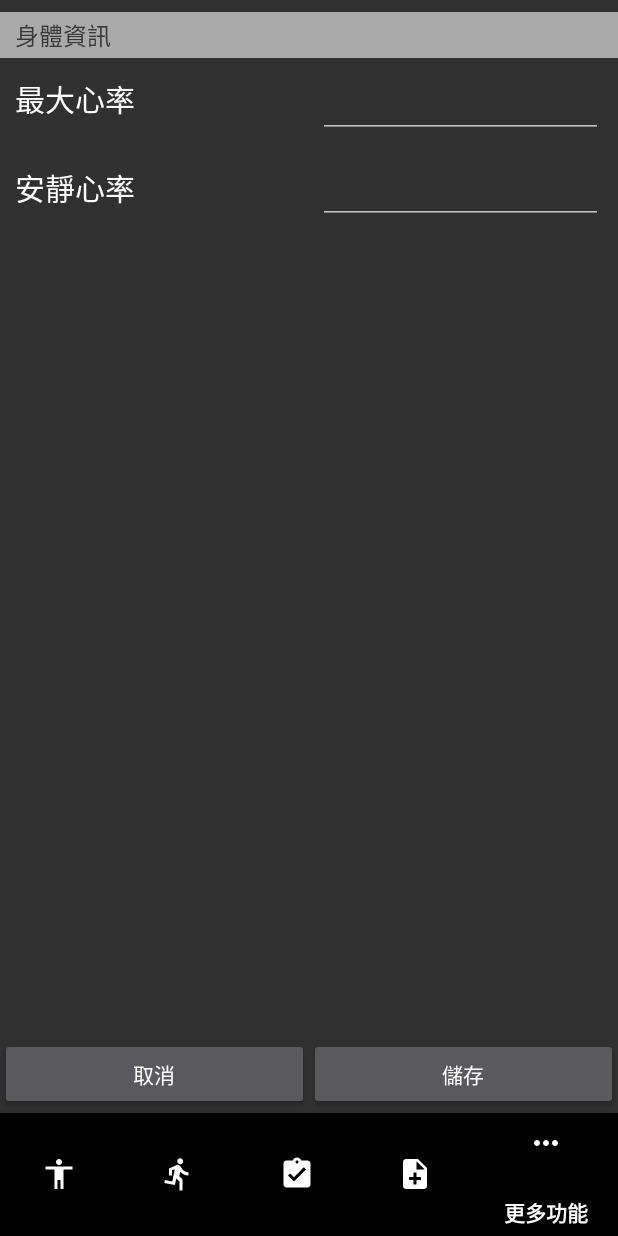
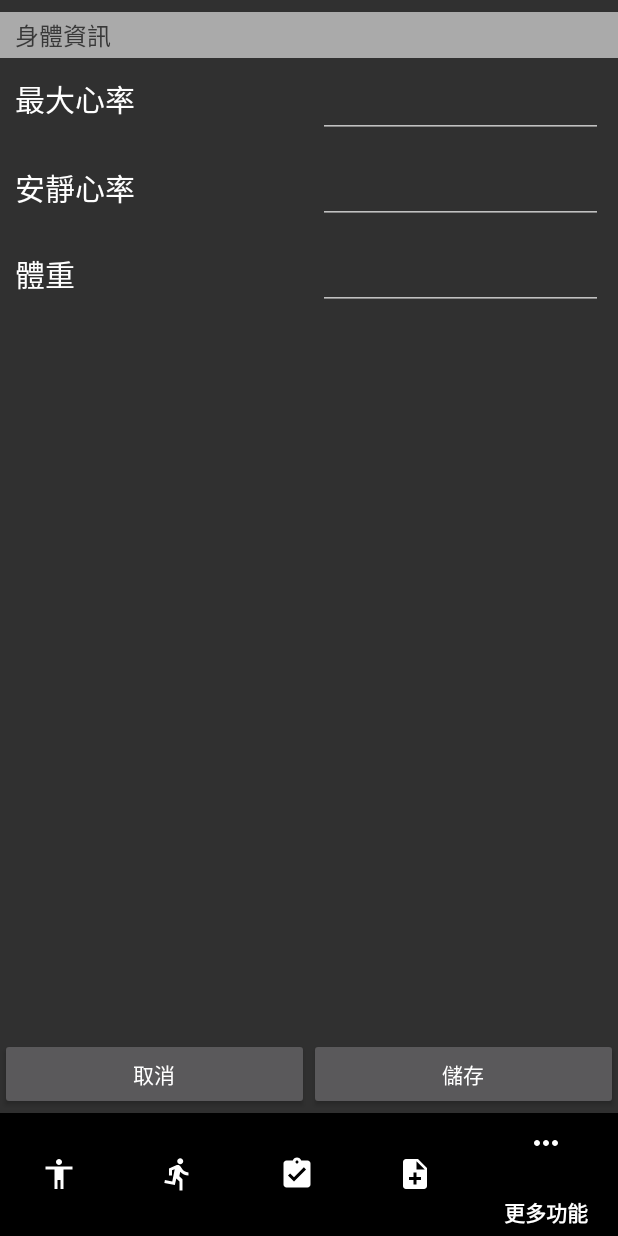
Before and after one commit to ideasiii/WheelpieDemo, an Android app: the SettingActivity screen opened directly, with no data from a screen before it, on a phone screen of 412 x 824 dp. Run offline under Robolectric (Android 15) with nearby library versions, the light colour scheme and no system bars; libraries missing offline, so code that uses them is left out: org.iii.more.

Commit message:
調整 SettingActivity個人設定頁，增加體重設定

```diff
--- a/app/src/main/java/org/iii/wheelpiedemo/setting/response/PhysicalInfo.java
+++ b/app/src/main/java/org/iii/wheelpiedemo/setting/response/PhysicalInfo.java
@@ -6,11 +6,13 @@ import org.json.JSONObject;
 public class PhysicalInfo {
     private int maxHeartRate;
     private int restHeartRate;
+    private int weight;
 
     public PhysicalInfo(JSONObject response) {
         if (response != null) {
             this.maxHeartRate = response.optInt("maxHeartRate");
             this.restHeartRate = response.optInt("restHeartRate");
+            this.weight = response.optInt("weight");
         }
     }
 
@@ -20,6 +22,10 @@ public class PhysicalInfo {
 
     public int getRestHeartRate() {
         return restHeartRate;
+    }
+
+    public int getWeight() {
+        return weight;
     }
 
     static public PhysicalInfo parseResponse (String apiResponse) {
--- a/app/src/main/res/layout/activity_setting.xml
+++ b/app/src/main/res/layout/activity_setting.xml
@@ -107,6 +107,38 @@
                 <!--android:focusable="false"-->
             </TableRow>
 
+            <TableRow
+                android:layout_width="match_parent"
+                android:layout_height="wrap_content"
+                android:layout_marginTop="12dp">
+
+                <TextView
+                    android:id="@+id/title_weight"
+                    android:layout_width="136dp"
+                    android:layout_height="38dp"
+                    android:layout_marginLeft="10dp"
+                    android:layout_weight="1"
+                    android:gravity="center_vertical"
+                    android:text="體重"
+                    android:textAppearance="@style/TextAppearance.AppCompat.Title"
+                    tools:layout_editor_absoluteX="8dp"
+                    tools:layout_editor_absoluteY="154dp" />
+
+                <EditText
+                    android:id="@+id/edittext_weight"
+                    android:layout_width="179dp"
+                    android:layout_height="wrap_content"
+                    android:layout_marginRight="10dp"
+                    android:layout_weight="1"
+                    android:ems="10"
+                    android:gravity="bottom"
+                    android:text=""
+                    android:inputType="number"
+                    android:focusable="false"
+                    tools:layout_editor_absoluteX="137dp"
+                    tools:layout_editor_absoluteY="154dp" />
+                <!--android:focusable="false"-->
+            </TableRow>
         </TableLayout>
 
         <LinearLayout
```
Also changed, not shown: app/src/main/java/org/iii/wheelpiedemo/setting/SettingActivity.java (+15 -12 lines).
